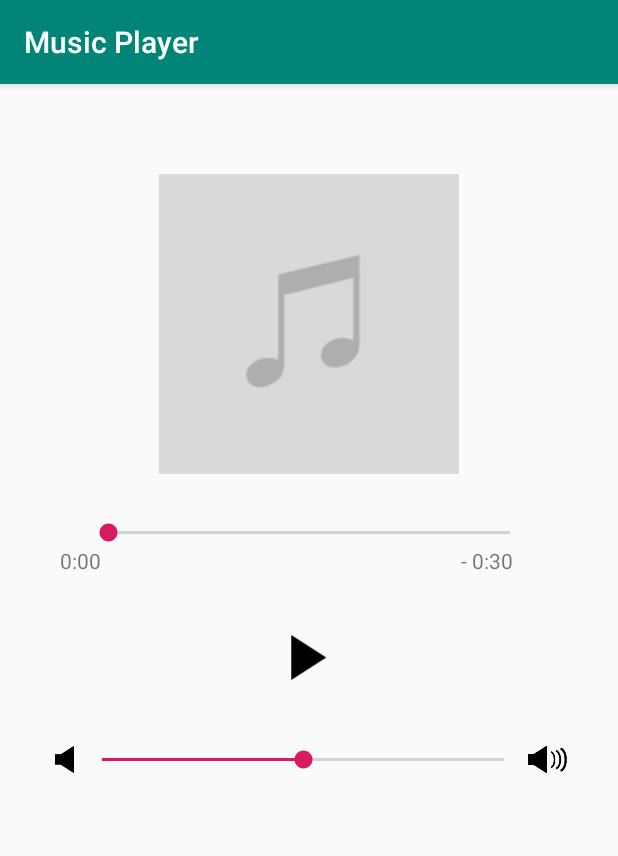
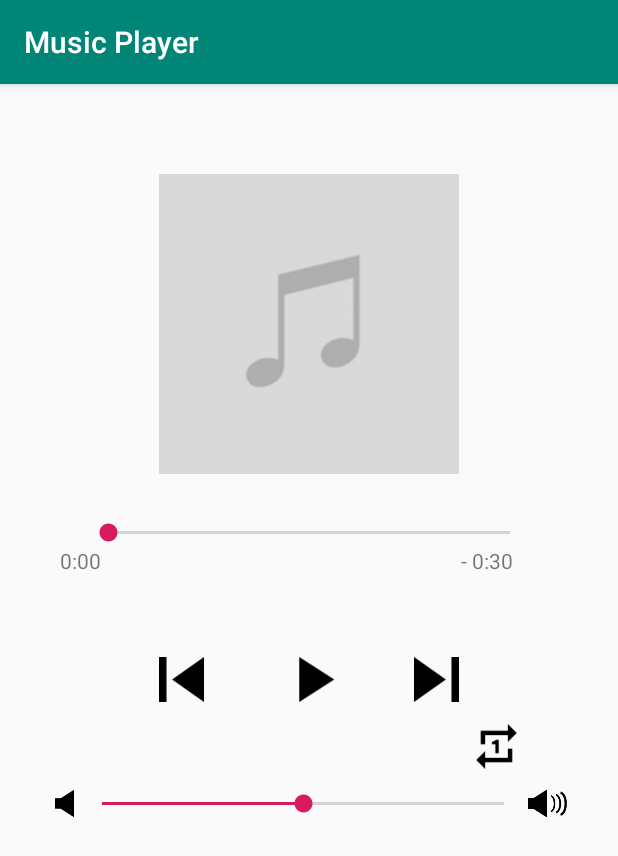
Before and after one commit to nchen000/MusicPlayer, an Android app: the screen it shows after launch (MainActivity), on a phone screen of 412 x 824 dp. Shown: the top 856 px of the screen. Run offline under Robolectric (Android 15) with nearby library versions, the phone set to English and light mode, and no system bars.

Commit message:
Update activity_main.xml
Added:
- next button
- previous button
- repeat button

```diff
--- a/app/src/main/res/layout/activity_main.xml
+++ b/app/src/main/res/layout/activity_main.xml
@@ -4,67 +4,106 @@
     xmlns:tools="http://schemas.android.com/tools"
     android:layout_width="match_parent"
     android:layout_height="match_parent"
-    tools:context="com.nan.musicplayer.MainActivity"
+    android:gravity="center_horizontal"
     android:orientation="vertical"
-    android:gravity="center_horizontal">
+    tools:context="com.nan.musicplayer.MainActivity">
 
     <ImageView
         android:layout_width="wrap_content"
         android:layout_height="wrap_content"
-        android:src="@drawable/image"
-        android:layout_marginTop="60dp"/>
+        android:layout_marginTop="60dp"
+        android:src="@drawable/image" />
 
     <SeekBar
         android:id="@+id/positionBar"
         android:layout_width="300dp"
         android:layout_height="wrap_content"
-        android:layout_marginTop="30dp"/>
+        android:layout_marginTop="30dp" />
 
     <LinearLayout
         android:layout_width="match_parent"
         android:layout_height="wrap_content">
+
         <TextView
             android:id="@+id/elapsedTimeLabel"
             android:layout_width="wrap_content"
             android:layout_height="wrap_content"
-            android:text="0:11"
-            android:layout_marginLeft="40dp"/>
+            android:layout_marginLeft="40dp"
+            android:text="0:11" />
+
         <TextView
             android:id="@+id/remainingTimeLabel"
             android:layout_width="wrap_content"
             android:layout_height="wrap_content"
-            android:text="-1:49"
-            android:layout_marginLeft="240dp"/>
+            android:layout_marginLeft="240dp"
+            android:text="-1:49" />
+    </LinearLayout>
+
+    <LinearLayout
+        android:layout_width="match_parent"
+        android:layout_height="49dp"
+        android:layout_marginTop="40dp"
+        android:gravity="center"
+        android:orientation="horizontal">
+
+        <Button
+            android:id="@+id/preBtn"
+            android:layout_width="30dp"
+            android:layout_height="30dp"
+            android:layout_marginTop="5dp"
+            android:layout_marginRight="60dp"
+            android:background="@drawable/previous"
+            />
+
+        <Button
+            android:id="@+id/playBtn"
+            android:layout_width="30dp"
+            android:layout_height="30dp"
+            android:layout_marginTop="5dp"
+            android:background="@drawable/play"
+            android:onClick="playBtnClick" />
+
+        <Button
+            android:id="@+id/nextBtn"
+            android:layout_width="30dp"
+            android:layout_height="30dp"
+            android:layout_marginTop="5dp"
+            android:layout_marginLeft="50dp"
+            android:background="@drawable/skip"
+            />
     </LinearLayout>
 
     <Button
-        android:id="@+id/playBtn"
+        android:id="@+id/repeatBtn"
         android:layout_width="30dp"
         android:layout_height="30dp"
-        android:background="@drawable/play"
-        android:layout_marginTop="40dp"
-        android:onClick="playBtnClick"/>
-
+        android:background="@drawable/repeatoff"
+        android:layout_marginTop="10dp"
+        android:layout_marginLeft="125dp"
+        android:onClick="repeatBtnClick" />
     <LinearLayout
         android:layout_width="match_parent"
         android:layout_height="wrap_content"
-        android:orientation="horizontal"
-        android:layout_marginTop="40dp"
-        android:gravity="center">
+        android:layout_marginTop="10dp"
+        android:gravity="center"
+        android:orientation="horizontal">
+
         <ImageView
             android:layout_width="18dp"
             android:layout_height="18dp"
-            android:src="@drawable/sound"/>
+            android:src="@drawable/sound" />
+
         <SeekBar
             android:id="@+id/volumeBar"
             android:layout_width="300dp"
             android:layout_height="wrap_content"
-            android:progress="50"
-            android:max="100"/>
+            android:max="100"
+            android:progress="50" />
+
         <ImageView
             android:layout_width="26dp"
             android:layout_height="26dp"
-            android:src="@drawable/sound2"/>
+            android:src="@drawable/sound2" />
     </LinearLayout>
 
 </LinearLayout>
```
